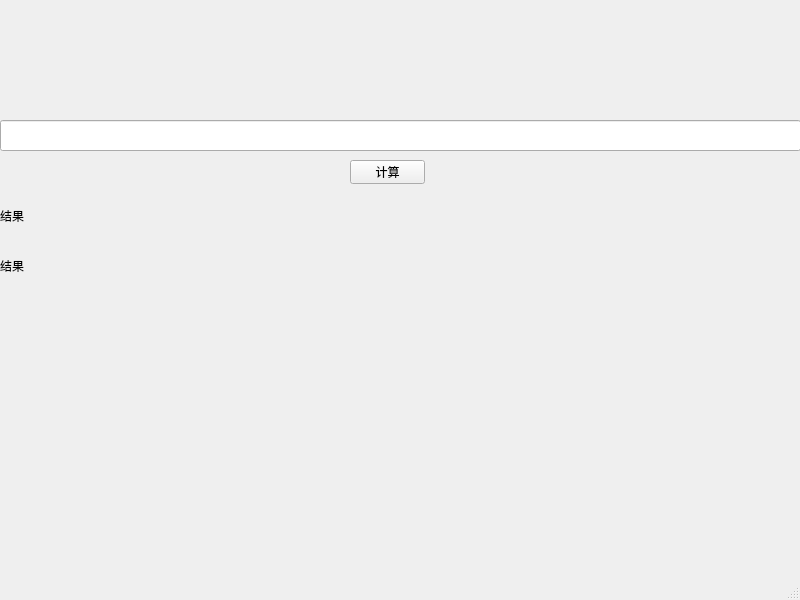
This is mainwindow.ui in BeiChenStanly/CppCalculator as Qt 5 draws it before an edit. The edited form follows.
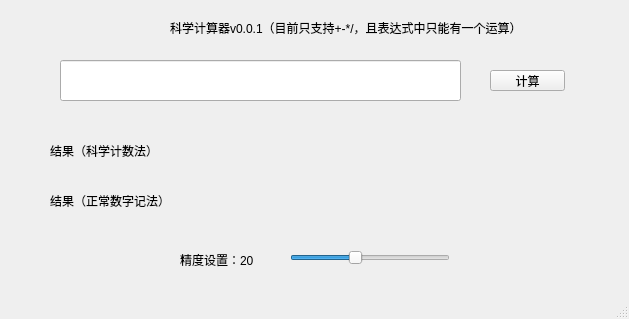
This is the edited form.

What changed in the file:
```diff
--- a/mainwindow.ui
+++ b/mainwindow.ui
@@ -6,8 +6,8 @@
    <rect>
     <x>0</x>
     <y>0</y>
-    <width>800</width>
-    <height>600</height>
+    <width>629</width>
+    <height>319</height>
    </rect>
   </property>
   <property name="windowTitle">
@@ -17,50 +17,107 @@
    <widget class="QLineEdit" name="input">
     <property name="geometry">
      <rect>
-      <x>0</x>
-      <y>120</y>
-      <width>801</width>
-      <height>31</height>
+      <x>60</x>
+      <y>60</y>
+      <width>401</width>
+      <height>41</height>
      </rect>
     </property>
    </widget>
    <widget class="QPushButton" name="calcButton">
     <property name="geometry">
      <rect>
-      <x>350</x>
-      <y>160</y>
+      <x>490</x>
+      <y>70</y>
       <width>75</width>
-      <height>24</height>
+      <height>21</height>
      </rect>
     </property>
     <property name="text">
      <string>计算</string>
     </property>
    </widget>
-   <widget class="QLabel" name="resultLabel">
+   <widget class="QLabel" name="titleLabel">
     <property name="geometry">
      <rect>
-      <x>0</x>
-      <y>200</y>
-      <width>801</width>
-      <height>31</height>
+      <x>170</x>
+      <y>20</y>
+      <width>358</width>
+      <height>16</height>
      </rect>
     </property>
     <property name="text">
-     <string>结果</string>
+     <string>科学计算器v0.0.1（目前只支持+-*/，且表达式中只能有一个运算）</string>
+    </property>
+   </widget>
+   <widget class="QSlider" name="precisionSlider">
+    <property name="geometry">
+     <rect>
+      <x>290</x>
+      <y>250</y>
+      <width>160</width>
+      <height>16</height>
+     </rect>
+    </property>
+    <property name="accessibleName">
+     <string>精度设置</string>
+    </property>
+    <property name="maximum">
+     <number>50</number>
+    </property>
+    <property name="value">
+     <number>20</number>
+    </property>
+    <property name="sliderPosition">
+     <number>20</number>
+    </property>
+    <property name="orientation">
+     <enum>Qt::Orientation::Horizontal</enum>
+    </property>
+   </widget>
+   <widget class="QLabel" name="precisionLabel">
+    <property name="geometry">
+     <rect>
+      <x>180</x>
+      <y>250</y>
+      <width>101</width>
+      <height>20</height>
+     </rect>
+    </property>
+    <property name="text">
+     <string>精度设置：20</string>
     </property>
    </widget>
    <widget class="QLabel" name="formatLabel">
     <property name="geometry">
      <rect>
-      <x>0</x>
-      <y>250</y>
-      <width>801</width>
-      <height>31</height>
+      <x>50</x>
+      <y>180</y>
+      <width>551</width>
+      <height>41</height>
      </rect>
     </property>
     <property name="text">
-     <string>结果</string>
+     <string>结果（正常数字记法）</string>
+    </property>
+    <property name="wordWrap">
+     <bool>true</bool>
+    </property>
+   </widget>
+   <widget class="QLabel" name="resultLabel">
+    <property name="geometry">
+     <rect>
+      <x>50</x>
+      <y>130</y>
+      <width>561</width>
+      <height>41</height>
+     </rect>
+    </property>
+    <property name="text">
+     <string>结果（科学计数法）</string>
+    </property>
+    <property name="wordWrap">
+     <bool>true</bool>
     </property>
    </widget>
   </widget>
```
Left out of the diff: 2 changed lines with no effect on the pictures.
